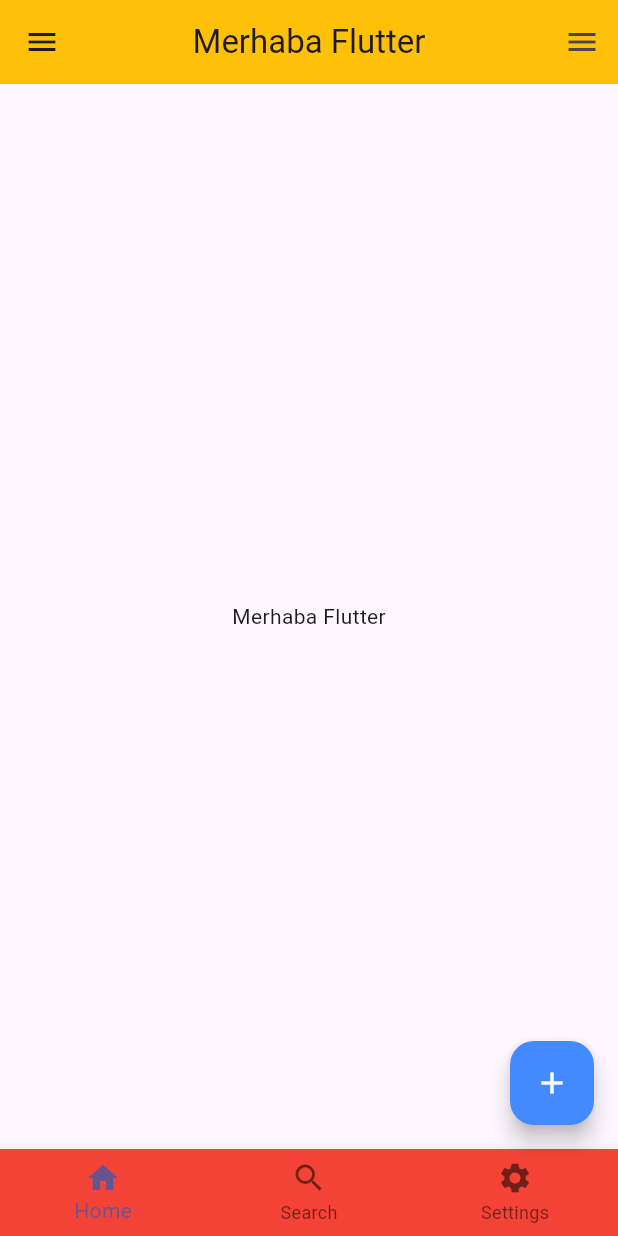
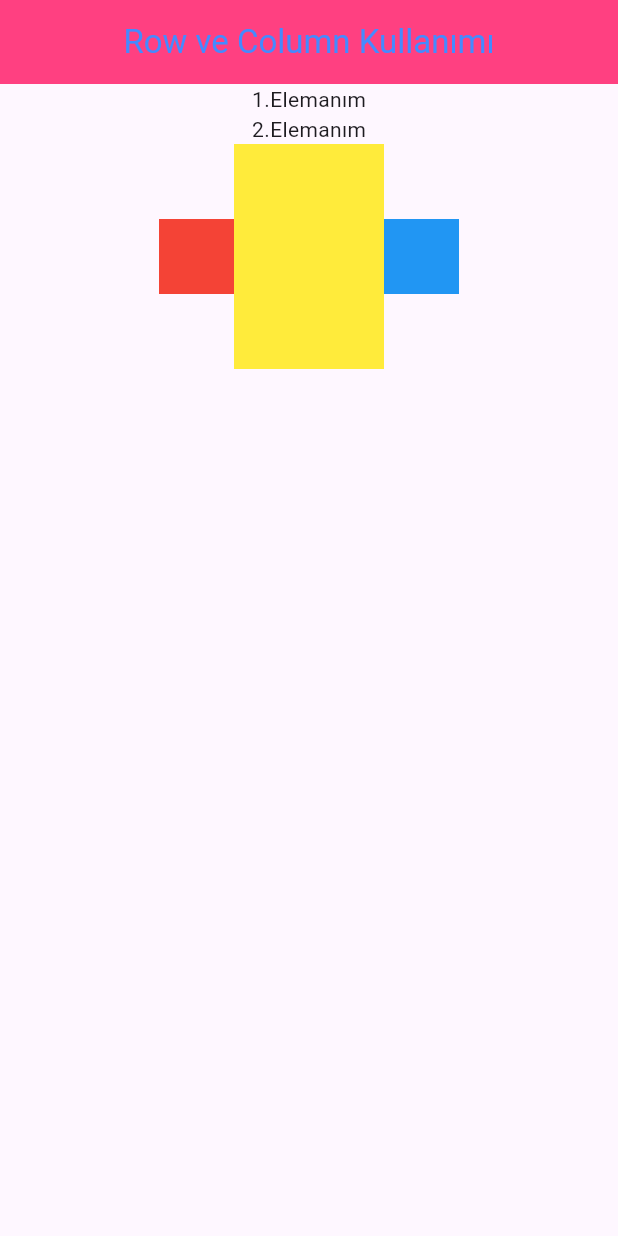
Before and after one commit to ykakkaya/miuulflutter, a Flutter app: the screen it shows after launch, on a phone screen of 412 x 824 dp. Run offline on Flutter 3.47's test engine with Material 3 defaults, Android fonts, the phone set to English and light mode, and no system bars.

Commit message:
feat: add new widget screens and set RowColumnWidget as home screen

```diff
--- a/lib/main.dart
+++ b/lib/main.dart
@@ -1,5 +1,8 @@
 import 'package:flutter/material.dart';
+import 'package:miuulflutter/screens/container_widget.dart';
 import 'package:miuulflutter/screens/home_page.dart';
+import 'package:miuulflutter/screens/row_column_widget.dart';
+import 'package:miuulflutter/screens/text_icon_placeholder.dart';
 
 void main() {
   runApp(const MyApp());
@@ -13,7 +16,7 @@ class MyApp extends StatelessWidget {
       title: 'Flutter Demo',
       debugShowCheckedModeBanner: false,
       theme: ThemeData(colorScheme: .fromSeed(seedColor: Colors.deepPurple)),
-     home: HomePage(),
+     home: RowColumnWidget(),
     );
   }
 }
--- /dev/null
+++ b/lib/screens/row_column_widget.dart
@@ -0,0 +1,35 @@
+import 'package:flutter/material.dart';
+
+class RowColumnWidget extends StatelessWidget {
+  const new({super.key});
+
+  @override
+  Widget build(BuildContext context) {
+    return Scaffold(
+      appBar: AppBar(
+        title: Text(
+          "Row ve Column Kullanımı",
+          style: TextStyle(color: Colors.blueAccent),
+        ),
+        centerTitle: true,
+        backgroundColor: Colors.pinkAccent,
+      ),
+      body: Column(
+        children: [
+          Text("1.Elemanım"),
+          Text("2.Elemanım"),
+
+          Row(
+            mainAxisAlignment: .center,
+            children: [
+              Container(height: 50, width: 50, color: Colors.red),
+              Container(height: 150, width: 100, color: Colors.yellow),
+              Container(height: 50, width: 50, color: Colors.blue),
+
+            ],
+          ),
+        ],
+      ),
+    );
+  }
+}
```
Also changed, not shown: lib/screens/container_widget.dart (added, +29 -0 lines), lib/screens/text_icon_placeholder.dart (added, +39 -0 lines).
